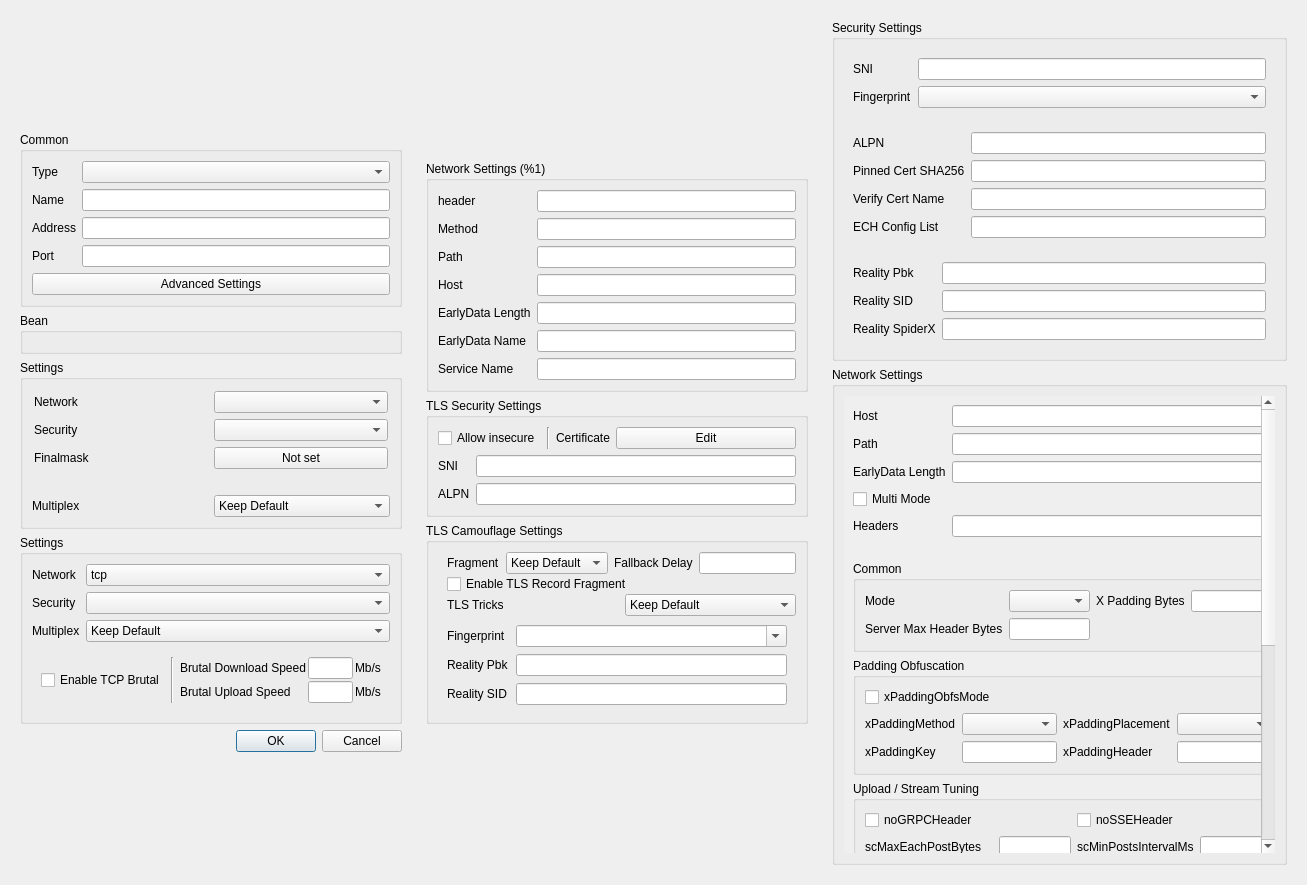
First picture: the form in upstream/include/ui/profile/dialog_edit_profile.ui, repository hopol/throne-mirror, before the edit.
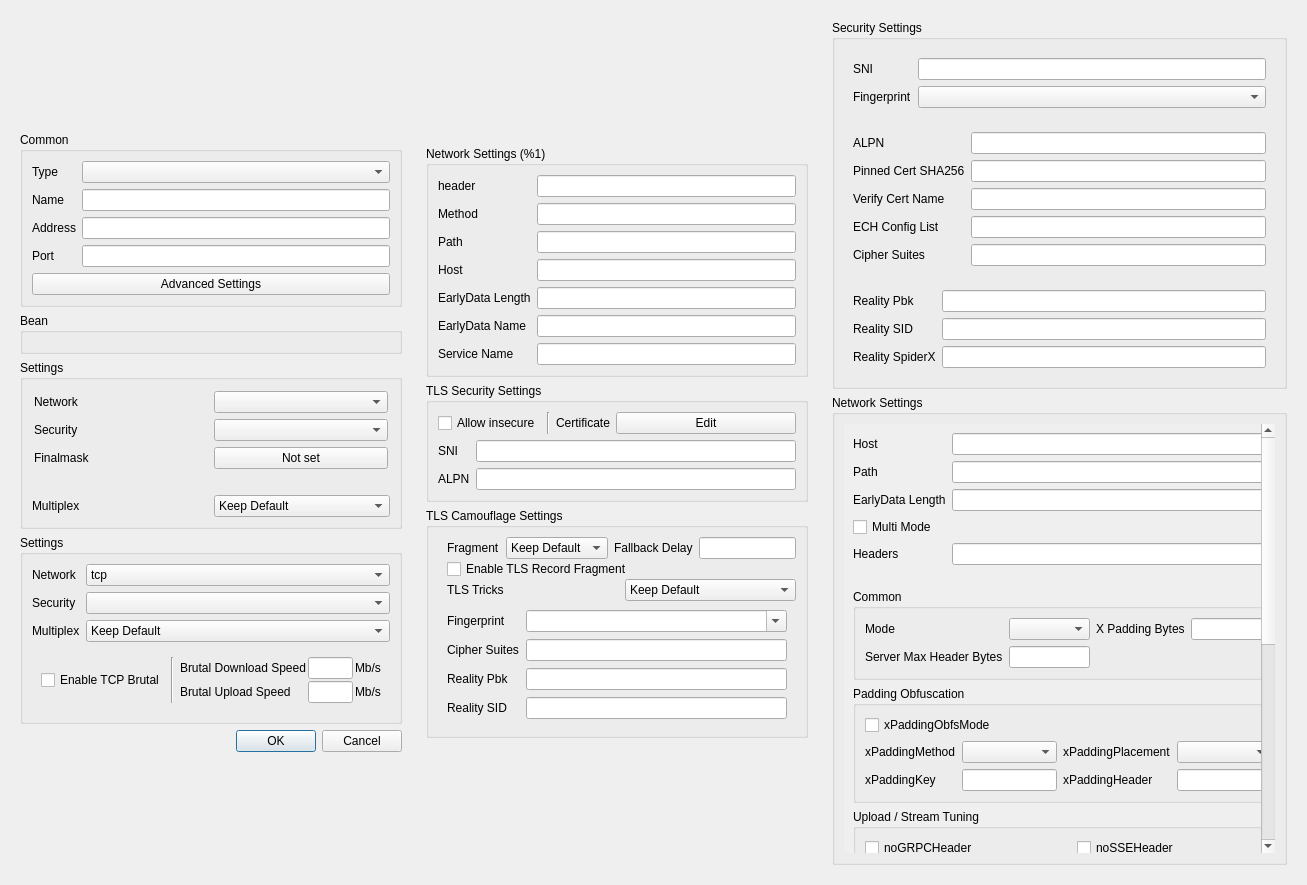
Second picture: the form after the edit. Custom widgets are drawn as their Qt base class.

The edit to the form file:
```diff
--- a/upstream/include/ui/profile/dialog_edit_profile.ui
+++ b/upstream/include/ui/profile/dialog_edit_profile.ui
@@ -960,6 +960,23 @@
              </widget>
             </item>
             <item row="1" column="0">
+             <widget class="QLabel" name="cipher_suites_l">
+              <property name="text">
+               <string>Cipher Suites</string>
+              </property>
+              <property name="buddy">
+               <cstring>cipher_suites</cstring>
+              </property>
+             </widget>
+            </item>
+            <item row="1" column="1">
+             <widget class="MyLineEdit" name="cipher_suites">
+              <property name="toolTip">
+               <string>Colon-separated TLS 1.2 cipher suite names. A uTLS fingerprint ignores them; use the "unsafe" fingerprint (Go's own TLS stack) to apply them.</string>
+              </property>
+             </widget>
+            </item>
+            <item row="2" column="0">
              <widget class="QLabel" name="reality_pbk_l">
               <property name="toolTip">
                <string>Reality public key. If not empty, turn TLS into REALITY.</string>
@@ -972,10 +989,10 @@
               </property>
              </widget>
             </item>
-            <item row="1" column="1">
+            <item row="2" column="1">
              <widget class="MyLineEdit" name="reality_pbk"/>
             </item>
-            <item row="2" column="0">
+            <item row="3" column="0">
              <widget class="QLabel" name="reality_sid_l">
               <property name="toolTip">
                <string>Reality short id. Accept only one value.</string>
@@ -988,7 +1005,7 @@
               </property>
              </widget>
             </item>
-            <item row="2" column="1">
+            <item row="3" column="1">
              <widget class="QLineEdit" name="reality_sid"/>
             </item>
            </layout>
@@ -1108,6 +1125,23 @@
               </property>
              </widget>
             </item>
+            <item row="4" column="0">
+             <widget class="QLabel" name="label_xray_cs">
+              <property name="text">
+               <string>Cipher Suites</string>
+              </property>
+              <property name="buddy">
+               <cstring>xray_cipher_suites</cstring>
+              </property>
+             </widget>
+            </item>
+            <item row="4" column="1">
+             <widget class="QLineEdit" name="xray_cipher_suites">
+              <property name="toolTip">
+               <string>cipherSuites: colon-separated TLS 1.2 cipher suite names, including Go's insecure ones. Only applied with the "unsafe" fingerprint.</string>
+              </property>
+             </widget>
+            </item>
            </layout>
           </widget>
          </item>
```
Left out of the diff: 2 changed lines with no effect on the pictures.
